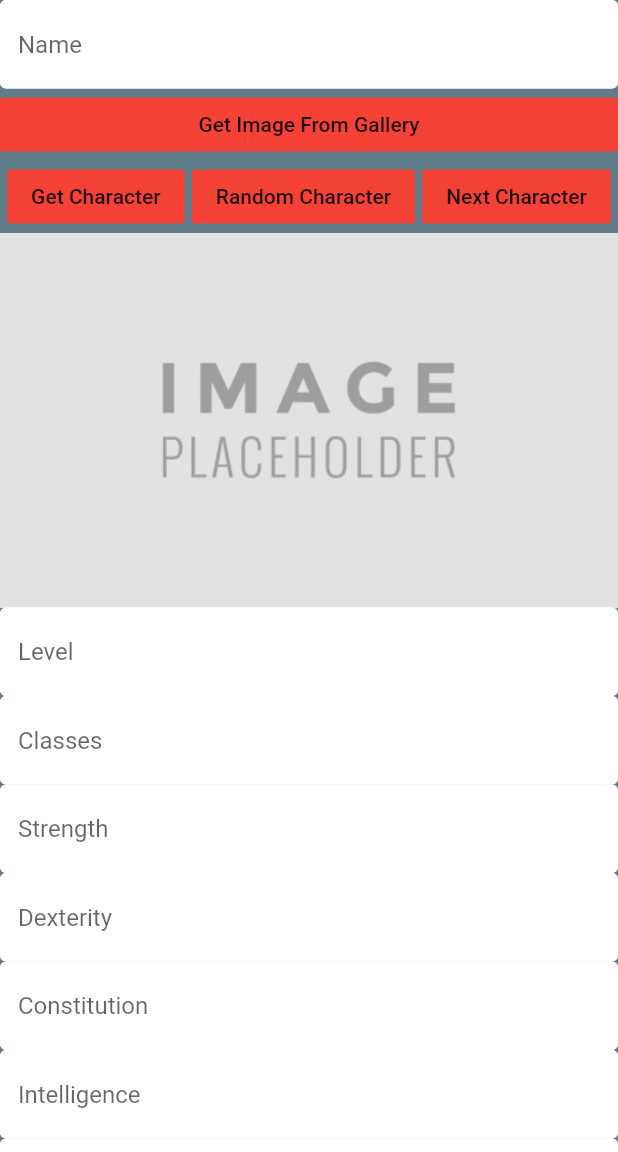
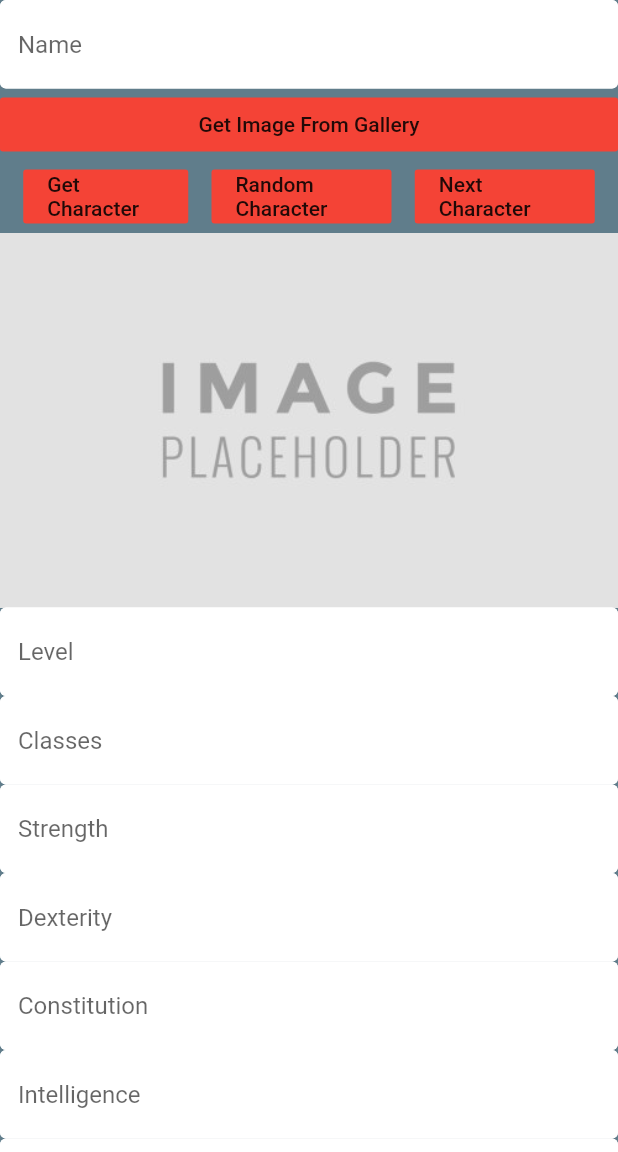
Before and after one commit to Grave2363/Table_Top_Assist, a Flutter app: the screen it shows once a user with an empty profile is signed in, after a tap on "Character Sheets", on a phone screen of 412 x 824 dp, the part 84-1236 px from its top. Run offline on Flutter 3.47's test engine with Material 2 defaults, Android fonts, the light colour scheme and no system bars; our stand-ins replace cloud_firestore, firebase_auth, firebase_storage, flutter_spinkit, fluttertoast, image_picker and 1 more; accounts and stored records are empty.

Commit message:
fixed ui in die roller, fixed img not appering in profile, and changed how characters are saved to firebase

```diff
--- a/lib/Home/home.dart
+++ b/lib/Home/home.dart
@@ -62,10 +62,9 @@ class _homeState extends State<home> {
         ],
       ),
       body: SingleChildScrollView(child: Column(
-        mainAxisAlignment: MainAxisAlignment.center,
-        crossAxisAlignment: CrossAxisAlignment.center,
+        mainAxisAlignment: MainAxisAlignment.end,
+        crossAxisAlignment: CrossAxisAlignment.stretch,
         children: <Widget>[
-          TextField(onChanged: (val) {setState(() => User = val);},controller: _userController ,decoration: textInputDecor,readOnly: true,enableInteractiveSelection: false,),
           FlatButton(
             color: Colors.red,
             child: Text('Profile'),
--- a/lib/Pages/charCreation.dart
+++ b/lib/Pages/charCreation.dart
@@ -264,22 +264,31 @@ class _makeCharacterState extends State<makeCharacter> {
               crossAxisAlignment: CrossAxisAlignment.center,
               mainAxisAlignment: MainAxisAlignment.spaceEvenly,
               children: <Widget>[
-                FlatButton( color: Colors.red, child: Text('Get Character'),   onPressed: ()  async{
+                Container(
+                  width: 110,
+                  child:  FlatButton( color: Colors.red, child: Text('Get Character'),   onPressed: ()  async{
                     setState(() {
                       searching = true;
                       _read();
                     });
                   },),
+                ),
+                Container(
+                  width: 120,
+                  child:
                   FlatButton( color: Colors.red, child: Text('Random Character'),   onPressed: ()  async{
                   setState(() {
                     rand = true;
                     _read();
                   });
-                },),
+                },),),
+                Container(
+                  width: 120,
+                  child:
                   FlatButton( color: Colors.red, child: Text('Next Character'), onPressed: () async {
                   next = true;
                   _read();
-                },),
+                },),),
               ],
             ),
             getImageWidget(),
@@ -306,6 +315,7 @@ class _makeCharacterState extends State<makeCharacter> {
               onPressed: () async{
                 if (_auth.IsUserAnon() == false)
                 {
+                  databaseService().setCollect(email);
                   databaseService().uploadData( i,email,_strController.text, _intController.text, _constController.text, _wisController.text, _dexController.text,
                       _charController.text, _nameController.text, _skillController.text, _magicController.text);
                   i++;
--- a/lib/servicces/databade.dart
+++ b/lib/servicces/databade.dart
@@ -7,12 +7,11 @@ import 'auth.dart';
 class databaseService {
   final String uid;
   databaseService({this.uid});
+  static String collect = '';
   // collection ref
-  CollectionReference characterCollection =  Firestore.instance.collection('Characters').reference();
+  CollectionReference characterCollection =  Firestore.instance.collection(collect).reference();
   Future uploadData( int charNum,String username,String strength, String intelligence, String constitution, String wisdom, String dexterity, String charisma, String name, String skills, String magic ) async{
-    username += charNum.toString();
-    print(username);
-    return await characterCollection.document(username).setData({
+    return await characterCollection.document(name).setData({
       'Name': name,
       'Strength' : strength,
       'Intelligence' : intelligence,
@@ -23,6 +22,10 @@ class databaseService {
       'Magic': magic,
       'Skills': skills
     });
+  }
+  void setCollect(String string)
+  {
+    collect = string;
   }
   //char list from snapshot
   List<CharSheet> _charListFromSnap(QuerySnapshot snap)
--- a/pubspec.yaml
+++ b/pubspec.yaml
@@ -56,7 +56,6 @@ flutter:
   # To add assets to your application, add an assets section, like this:
   assets:
     - assets/
-    -
   # An image asset can refer to one or more resolution-specific "variants", see
   # https://flutter.dev/assets-and-images/#resolution-aware.
 
```
Also changed, not shown: lib/Pages/Dice.dart (+13 -3 lines), lib/Pages/Profile.dart (+8 -6 lines). Lines whose indentation alone changed are shown as unchanged.
